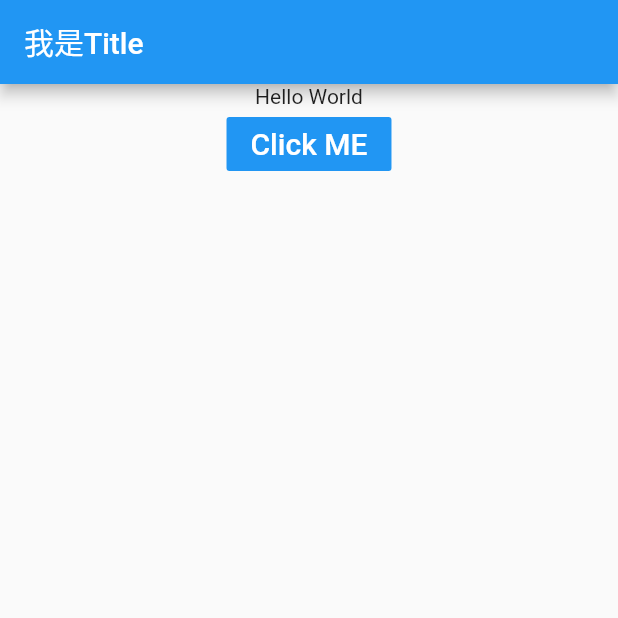
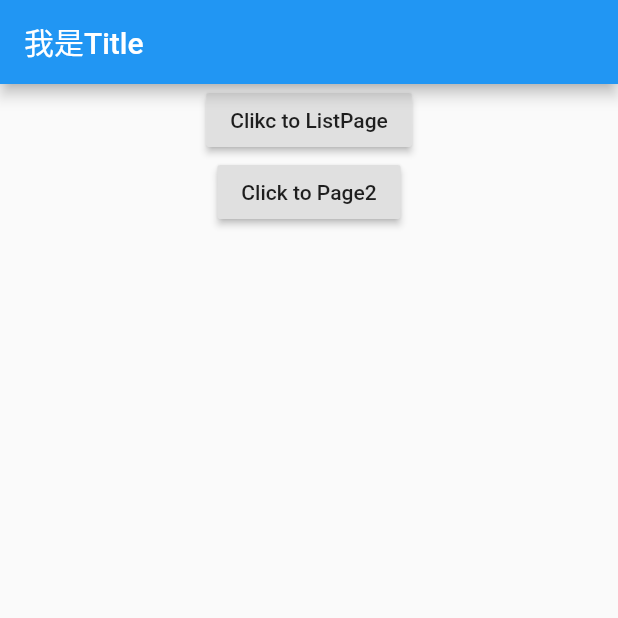
Before and after one commit to XieXinRu/Study, a Flutter app: the screen it shows after launch, on a phone screen of 412 x 824 dp, the top half of it. Run offline on Flutter 3.47's test engine with Material 2 defaults, Android fonts, the phone set to English and light mode, and no system bars.

Commit message:
兩頁面跳轉

```diff
--- a/lib/list.dart
+++ b/lib/list.dart
@@ -27,7 +27,7 @@ class ListPage extends StatelessWidget {
     }
 
     //返回整个页面
-    return Scaffold(
+    return Scaffold( //一定要有return
       appBar: AppBar(
         title: Text("List Page"),
       ),
--- a/lib/main.dart
+++ b/lib/main.dart
@@ -1,14 +1,19 @@
 import 'package:flutter/material.dart';
 import 'list.dart';
+import 'page2.dart';
 
 void main() => runApp(MyApp());
 
 class MyApp extends StatelessWidget {
-  // This widget is the root of your application.
   @override
   Widget build(BuildContext context) {
     return MaterialApp(
       title: 'Flutter Demo',
+      //路由表定义
+      routes:{
+        "ListPage":(context)=> ListPage(),
+        "Page2":(context)=> Page2(),
+      },
       home: MyHomePage(),
     );
   }
@@ -20,7 +25,6 @@ class MyHomePage extends StatefulWidget{
 }
 
 class MyHomePageState extends State<MyHomePage>{
-   var msg="Hello World"; //msg默认文字
    @override
    Widget build(BuildContext context) {
        return Scaffold(
@@ -30,16 +34,21 @@ class MyHomePageState extends State<MyHomePage>{
             body: Center(
                       child:Column(
                               children:<Widget>[
-                                  Text(msg), //根据变量值，显示文字
-                                  FlatButton(
-                                    color: Colors.blue,textColor: Colors.white,
-                                    onPressed: () {
-                                      Navigator.push(context, MaterialPageRoute(builder:(context) {
-                                        return  ListPage();
-                                      }));
-                                    },
-                                    child: Text("Click ME",style: TextStyle(fontSize: 20.0) ),
+                                  RaisedButton(
+                                      child: Text("Clikc to ListPage" ),
+                                      onPressed: () {
+                                        //根据命名路由做跳转
+                                         Navigator.pushNamed(context, "ListPage");
+                                      },
+                                  ),
+                                   RaisedButton(
+                                      child: Text("Click to Page2" ),
+                                      onPressed: () {
+                                          //根据命名路由做跳转
+                                         Navigator.pushNamed(context, "Page2");
+                                      },
                                   )
+
                               ]
                       )
                   )
--- /dev/null
+++ b/lib/page2.dart
@@ -0,0 +1,14 @@
+import 'package:flutter/material.dart';
+
+class Page2 extends StatelessWidget {
+  @override
+  Widget build(BuildContext context) {
+
+    //返回整个页面
+    return Scaffold( //一定要有return
+      appBar: AppBar(
+        title: Text("Page2"),
+      ),
+    );
+  }
+}
```
